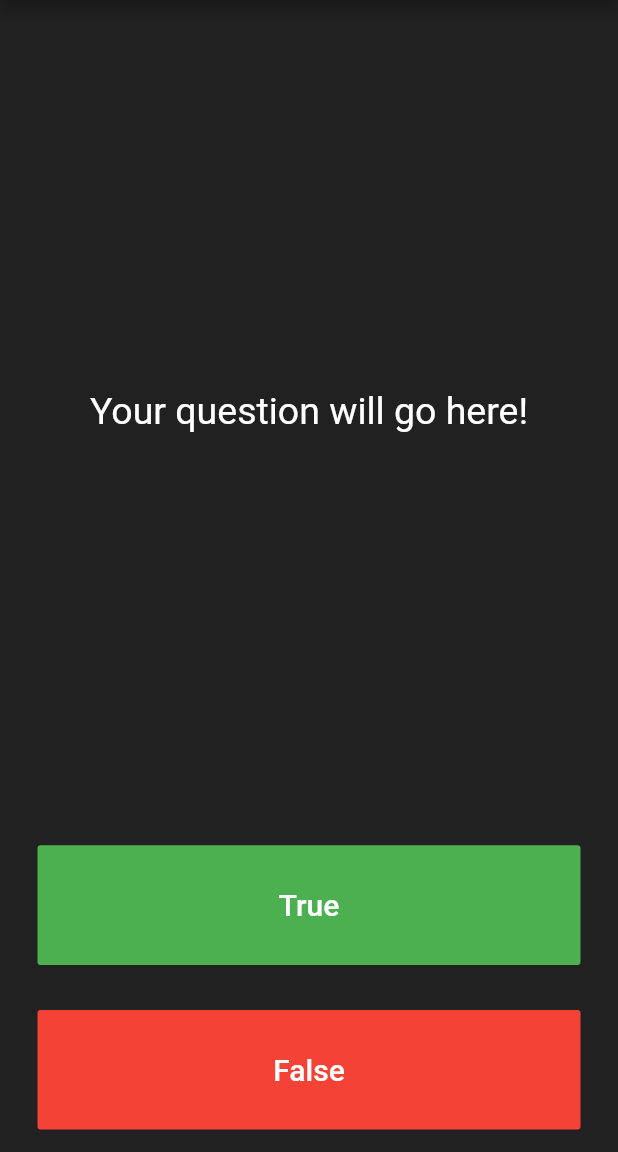
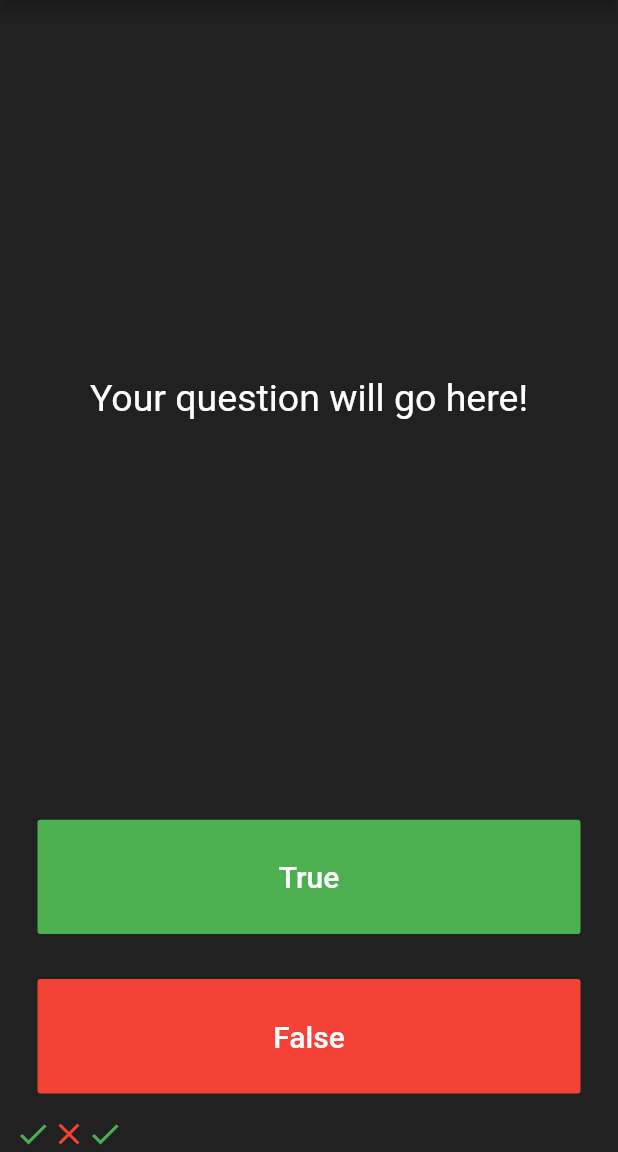
Before and after one commit to rishirajrsawant/QuizUp, a Flutter app: the screen it shows after launch, after a tap on "True", on a phone screen of 412 x 824 dp, the part 84-1236 px from its top. Run offline on Flutter 3.47's test engine with Material 2 defaults, Android fonts, the phone set to English and light mode, and no system bars.

Commit message:
v.1.1 - added a score keeper functionality using Dart Lists
to do
-functionality
-questions display
-i.e. lot of work haha

```diff
--- a/lib/main.dart
+++ b/lib/main.dart
@@ -27,6 +27,17 @@ class QuizPage extends StatefulWidget {
 }
 
 class _QuizPageState extends State<QuizPage> {
+  List<Icon> scoreKeeper = [
+    Icon(
+      Icons.check,
+      color: Colors.green,
+    ),
+    Icon(
+      Icons.close,
+      color: Colors.red,
+    ),
+  ];
+
   @override
   Widget build(BuildContext context) {
     return SafeArea(
@@ -51,7 +62,16 @@ class _QuizPageState extends State<QuizPage> {
             child: Padding(
               padding: const EdgeInsets.all(15.0),
               child: FlatButton(
-                onPressed: () {},
+                onPressed: () {
+                  setState(() {
+                    scoreKeeper.add(
+                      Icon(
+                        Icons.check,
+                        color: Colors.green,
+                      ),
+                    );
+                  });
+                },
                 child: Text(
                   'True',
                   style: TextStyle(
@@ -79,6 +99,9 @@ class _QuizPageState extends State<QuizPage> {
               ),
             ),
           ),
+          Row(
+            children: scoreKeeper,
+          ),
         ],
       ),
     );
```
